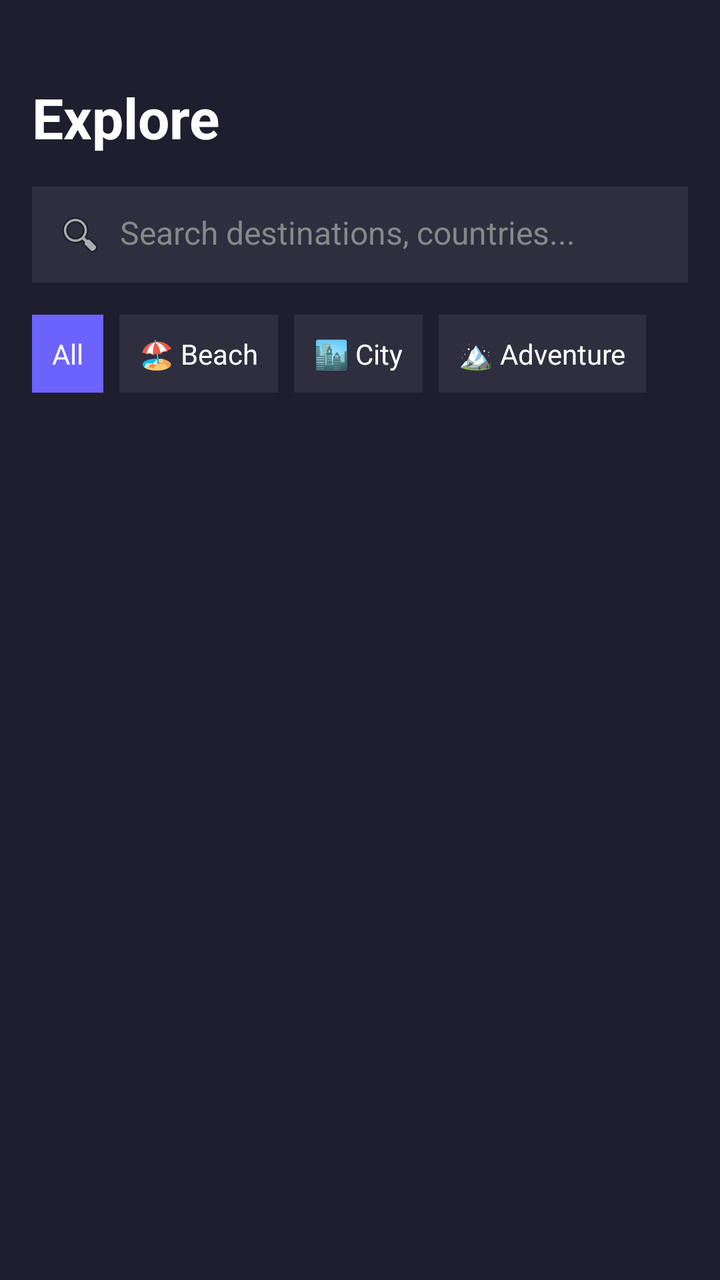
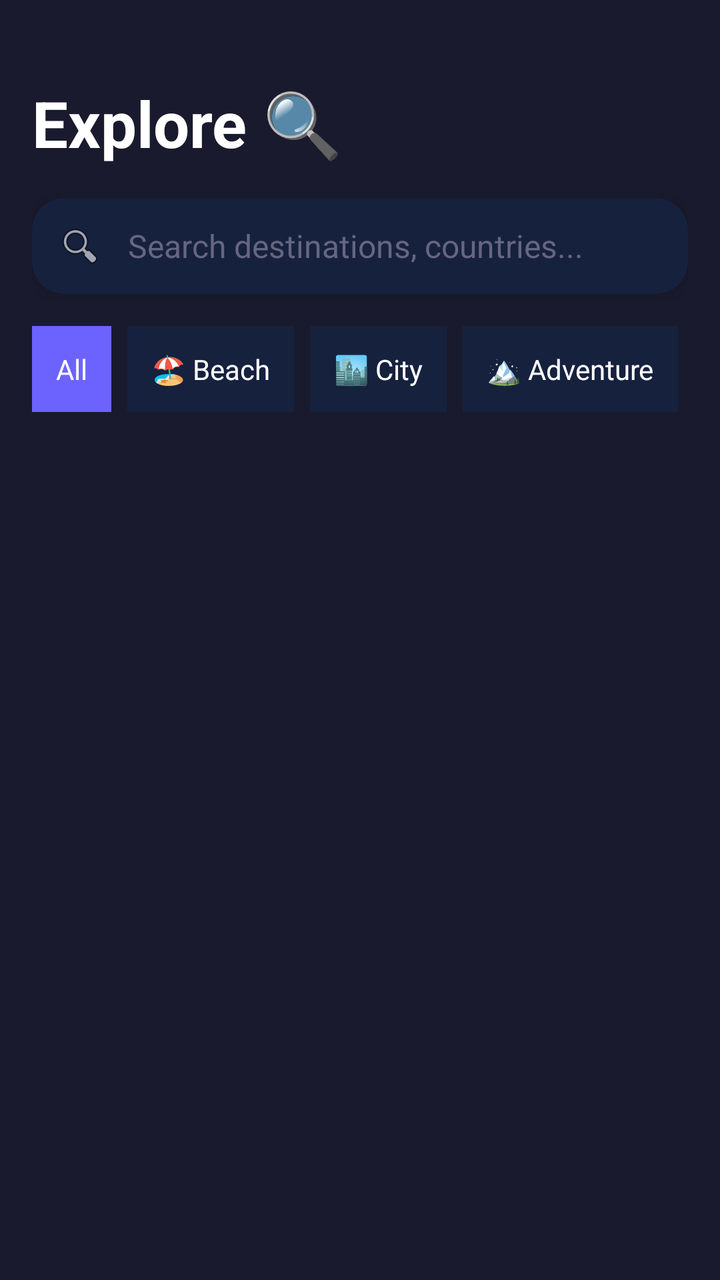

An Android layout rendered at two revisions. The XML below is the earlier revision; the diff shows what the commit changed to produce the second picture.
<!-- AndroidManifest.xml: application theme Theme.TravelGuideApp -->
<!-- res/layout/fragment_explore.xml -->
<?xml version="1.0" encoding="utf-8"?>
<LinearLayout xmlns:android="http://schemas.android.com/apk/res/android"
    android:layout_width="match_parent"
    android:layout_height="match_parent"
    android:background="#1E1E2E"
    android:orientation="vertical"
    android:padding="16dp">

    
    <TextView
        android:layout_width="wrap_content"
        android:layout_height="wrap_content"
        android:text="Explore"
        android:textColor="#FFFFFF"
        android:textSize="28sp"
        android:textStyle="bold"
        android:layout_marginTop="24dp"
        android:layout_marginBottom="16dp" />

    
    <LinearLayout
        android:layout_width="match_parent"
        android:layout_height="wrap_content"
        android:background="#2E2E3E"
        android:orientation="horizontal"
        android:padding="12dp"
        android:layout_marginBottom="16dp">

        <ImageView
            android:layout_width="24dp"
            android:layout_height="24dp"
            android:src="@android:drawable/ic_menu_search"
            android:layout_marginEnd="8dp" />

        <EditText
            android:id="@+id/etSearch"
            android:layout_width="match_parent"
            android:layout_height="wrap_content"
            android:background="@null"
            android:hint="Search destinations, countries..."
            android:textColorHint="#888888"
            android:textColor="#FFFFFF"
            android:textSize="16sp"
            android:inputType="text"
            android:imeOptions="actionSearch" />

    </LinearLayout>

    
    <HorizontalScrollView
        android:layout_width="match_parent"
        android:layout_height="wrap_content"
        android:scrollbars="none"
        android:layout_marginBottom="16dp">

        <LinearLayout
            android:layout_width="wrap_content"
            android:layout_height="wrap_content"
            android:orientation="horizontal">

            <TextView
                android:id="@+id/chipAll"
                android:layout_width="wrap_content"
                android:layout_height="wrap_content"
                android:text="All"
                android:textColor="#FFFFFF"
                android:background="#6C63FF"
                android:padding="10dp"
                android:layout_marginEnd="8dp" />

            <TextView
                android:id="@+id/chipBeach"
                android:layout_width="wrap_content"
                android:layout_height="wrap_content"
                android:text="🏖️ Beach"
                android:textColor="#FFFFFF"
                android:background="#2E2E3E"
                android:padding="10dp"
                android:layout_marginEnd="8dp" />

            <TextView
                android:id="@+id/chipCity"
                android:layout_width="wrap_content"
                android:layout_height="wrap_content"
                android:text="🏙️ City"
                android:textColor="#FFFFFF"
                android:background="#2E2E3E"
                android:padding="10dp"
                android:layout_marginEnd="8dp" />

            <TextView
                android:id="@+id/chipAdventure"
                android:layout_width="wrap_content"
                android:layout_height="wrap_content"
                android:text="🏔️ Adventure"
                android:textColor="#FFFFFF"
                android:background="#2E2E3E"
                android:padding="10dp"
                android:layout_marginEnd="8dp" />

        </LinearLayout>

    </HorizontalScrollView>

    
    <TextView
        android:id="@+id/tvResultsCount"
        android:layout_width="wrap_content"
        android:layout_height="wrap_content"
        android:textColor="#AAAAAA"
        android:textSize="14sp"
        android:layout_marginBottom="12dp" />

    
    <androidx.recyclerview.widget.RecyclerView
        android:id="@+id/rvExplore"
        android:layout_width="match_parent"
        android:layout_height="match_parent" />

</LinearLayout>
<!-- resources referenced by this layout -->
<resources>
  <style name="Theme.TravelGuideApp" parent="Base.Theme.TravelGuideApp" />
  <style name="Base.Theme.TravelGuideApp" parent="Theme.Material3.DayNight.NoActionBar">
          
          
      </style>
</resources>

<!-- the commit's change to res/layout/fragment_explore.xml (unified diff, before → after) -->
@@ -2,7 +2,7 @@
 <LinearLayout xmlns:android="http://schemas.android.com/apk/res/android"
     android:layout_width="match_parent"
     android:layout_height="match_parent"
-    android:background="#1E1E2E"
+    android:background="@color/background_dark"
     android:orientation="vertical"
     android:padding="16dp">
 
@@ -10,41 +10,51 @@
     <TextView
         android:layout_width="wrap_content"
         android:layout_height="wrap_content"
-        android:text="Explore"
-        android:textColor="#FFFFFF"
-        android:textSize="28sp"
+        android:text="Explore 🔍"
+        android:textColor="@color/text_primary"
+        android:textSize="32sp"
         android:textStyle="bold"
         android:layout_marginTop="24dp"
         android:layout_marginBottom="16dp" />
 
     
-    <LinearLayout
+    <androidx.cardview.widget.CardView
+        xmlns:app="http://schemas.android.com/apk/res-auto"
         android:layout_width="match_parent"
         android:layout_height="wrap_content"
-        android:background="#2E2E3E"
-        android:orientation="horizontal"
-        android:padding="12dp"
-        android:layout_marginBottom="16dp">
+        android:layout_marginBottom="16dp"
+        app:cardBackgroundColor="@color/background_card"
+        app:cardCornerRadius="16dp"
+        app:cardElevation="4dp">
 
-        <ImageView
-            android:layout_width="24dp"
-            android:layout_height="24dp"
-            android:src="@android:drawable/ic_menu_search"
-            android:layout_marginEnd="8dp" />
-
-        <EditText
-            android:id="@+id/etSearch"
+        <LinearLayout
             android:layout_width="match_parent"
             android:layout_height="wrap_content"
-            android:background="@null"
-            android:hint="Search destinations, countries..."
-            android:textColorHint="#888888"
-            android:textColor="#FFFFFF"
-            android:textSize="16sp"
-            android:inputType="text"
-            android:imeOptions="actionSearch" />
+            android:orientation="horizontal"
+            android:padding="12dp"
+            android:gravity="center_vertical">
 
-    </LinearLayout>
+            <ImageView
+                android:layout_width="24dp"
+                android:layout_height="24dp"
+                android:src="@android:drawable/ic_menu_search"
+                android:layout_marginEnd="12dp" />
+
+            <EditText
+                android:id="@+id/etSearch"
+                android:layout_width="match_parent"
+                android:layout_height="wrap_content"
+                android:background="@null"
+                android:hint="Search destinations, countries..."
+                android:textColorHint="@color/text_hint"
+                android:textColor="@color/text_primary"
+                android:textSize="16sp"
+                android:inputType="text"
+                android:imeOptions="actionSearch" />
+
+        </LinearLayout>
+
+    </androidx.cardview.widget.CardView>
 
     
     <HorizontalScrollView
@@ -63,9 +73,9 @@
                 android:layout_width="wrap_content"
                 android:layout_height="wrap_content"
                 android:text="All"
-                android:textColor="#FFFFFF"
-                android:background="#6C63FF"
-                android:padding="10dp"
+                android:textColor="@color/text_primary"
+                android:background="@color/primary"
+                android:padding="12dp"
                 android:layout_marginEnd="8dp" />
 
             <TextView
@@ -73,9 +83,9 @@
                 android:layout_width="wrap_content"
                 android:layout_height="wrap_content"
                 android:text="🏖️ Beach"
-                android:textColor="#FFFFFF"
-                android:background="#2E2E3E"
-                android:padding="10dp"
+                android:textColor="@color/text_primary"
+                android:background="@color/background_card"
+                android:padding="12dp"
                 android:layout_marginEnd="8dp" />
 
             <TextView
@@ -83,9 +93,9 @@
                 android:layout_width="wrap_content"
                 android:layout_height="wrap_content"
                 android:text="🏙️ City"
-                android:textColor="#FFFFFF"
-                android:background="#2E2E3E"
-                android:padding="10dp"
+                android:textColor="@color/text_primary"
+                android:background="@color/background_card"
+                android:padding="12dp"
                 android:layout_marginEnd="8dp" />
 
             <TextView
@@ -93,9 +103,9 @@
                 android:layout_width="wrap_content"
                 android:layout_height="wrap_content"
                 android:text="🏔️ Adventure"
-                android:textColor="#FFFFFF"
-                android:background="#2E2E3E"
-                android:padding="10dp"
+                android:textColor="@color/text_primary"
+                android:background="@color/background_card"
+                android:padding="12dp"
                 android:layout_marginEnd="8dp" />
 
         </LinearLayout>
@@ -107,7 +117,7 @@
         android:id="@+id/tvResultsCount"
         android:layout_width="wrap_content"
         android:layout_height="wrap_content"
-        android:textColor="#AAAAAA"
+        android:textColor="@color/text_secondary"
         android:textSize="14sp"
         android:layout_marginBottom="12dp" />
 
<!-- resource entries referenced after the edit -->
@@ -1,9 +1,39 @@
 <!-- resources referenced by this layout -->
 <resources>
-  <style name="Theme.TravelGuideApp" parent="Base.Theme.TravelGuideApp" />
-  <style name="Base.Theme.TravelGuideApp" parent="Theme.Material3.DayNight.NoActionBar">
+  <color name="background_card">#16213E</color>
+  <color name="background_dark">#1A1A2E</color>
+  <color name="primary">#6C63FF</color>
+  <color name="text_hint">#666680</color>
+  <color name="text_primary">#FFFFFF</color>
+  <color name="text_secondary">#B0B0C0</color>
+  <style name="Theme.TravelGuideApp" parent="Theme.MaterialComponents.DayNight.NoActionBar">
+          <item name="colorPrimary">@color/primary</item>
+          <item name="colorPrimaryVariant">@color/primary_dark</item>
+          <item name="colorOnPrimary">@color/text_primary</item>
+          <item name="colorSecondary">@color/accent_gold</item>
+          <item name="colorOnSecondary">@color/background_dark</item>
+          <item name="android:windowBackground">@color/background_dark</item>
+          <item name="android:statusBarColor">@color/background_dark</item>
+          <item name="android:navigationBarColor">@color/bottom_nav_background</item>
+  
           
+          <item name="materialCardViewStyle">@style/CardStyle</item>
+  
           
+          <item name="materialButtonStyle">@style/ButtonStyle</item>
+      </style>
+  <color name="primary_dark">#4B44CC</color>
+  <color name="accent_gold">#FFD700</color>
+  <color name="bottom_nav_background">#16213E</color>
+  <style name="CardStyle" parent="Widget.MaterialComponents.CardView">
+          <item name="cardBackgroundColor">@color/background_card</item>
+          <item name="cardCornerRadius">16dp</item>
+          <item name="cardElevation">8dp</item>
+      </style>
+  <style name="ButtonStyle" parent="Widget.MaterialComponents.Button">
+          <item name="backgroundTint">@color/primary</item>
+          <item name="android:textColor">@color/text_primary</item>
+          <item name="cornerRadius">12dp</item>
       </style>
 </resources>
 
